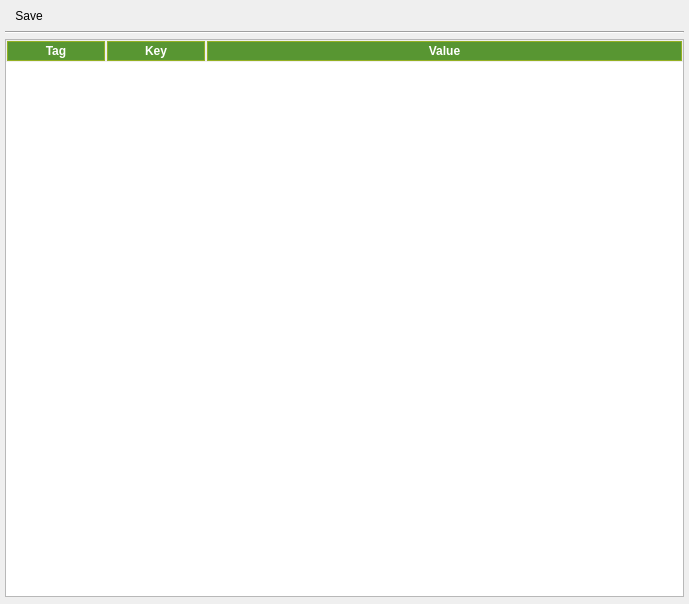
Above: code/ui/ui_FmvMetadata.ui from All4Gis/QGISFMV before the change. Below: the same form after it.
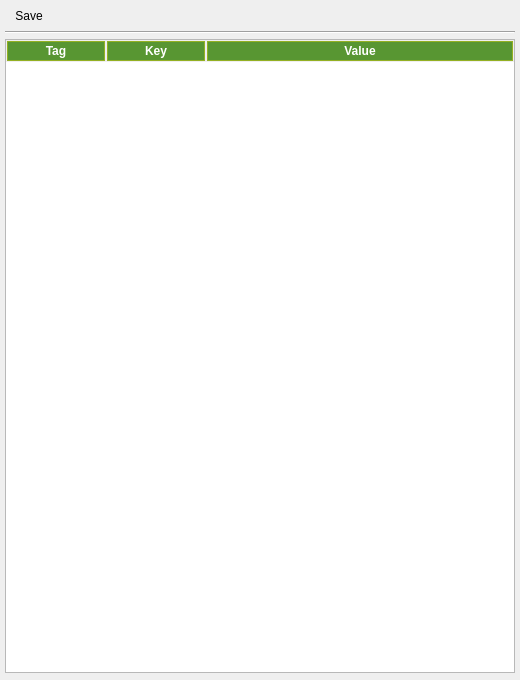
That is the form after the change. Icons and pictures are not drawn.

What changed in the file:
```diff
--- a/code/ui/ui_FmvMetadata.ui
+++ b/code/ui/ui_FmvMetadata.ui
@@ -6,10 +6,16 @@
    <rect>
     <x>0</x>
     <y>0</y>
-    <width>689</width>
-    <height>604</height>
+    <width>520</width>
+    <height>680</height>
    </rect>
   </property>
+  <property name="minimumSize">
+   <size>
+    <width>320</width>
+    <height>220</height>
+   </size>
+  </property>
   <property name="locale">
    <locale language="English" country="UnitedStates"/>
   </property>
```
Left out of the diff: 7 changed lines with no effect on the pictures.
